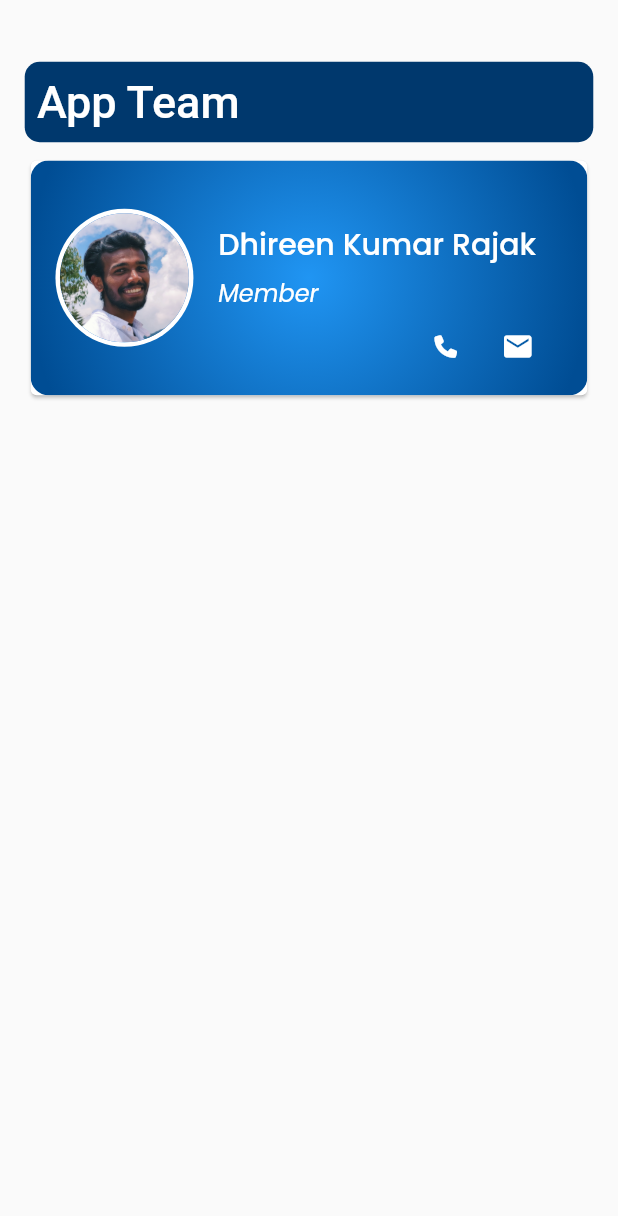
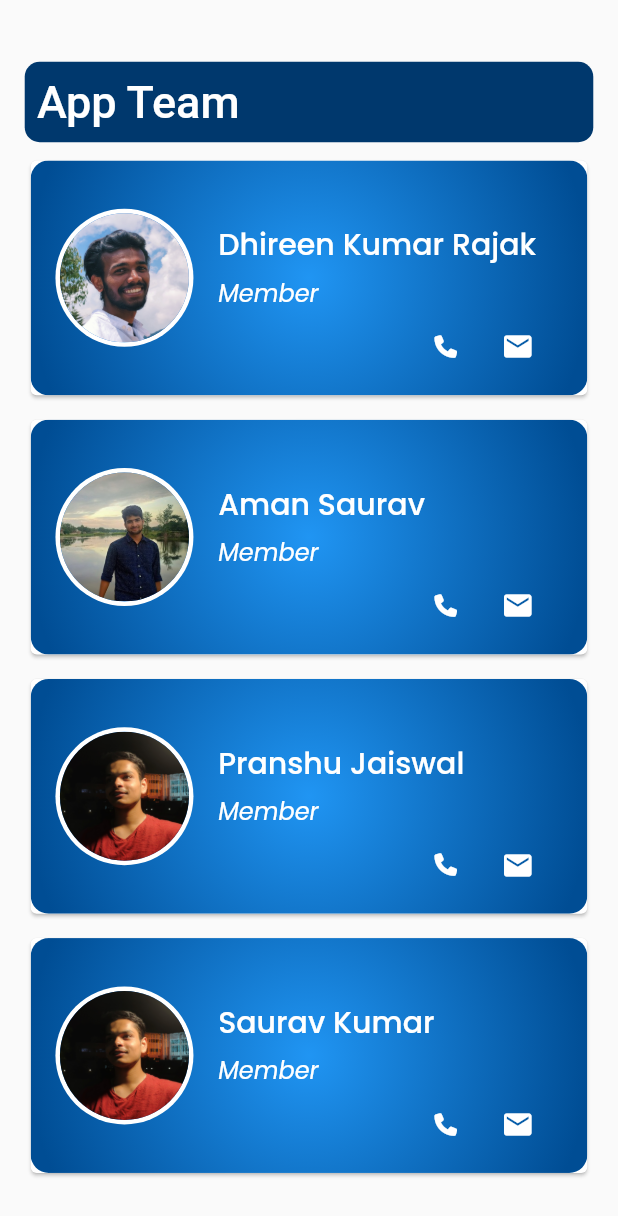
Before and after one commit to DevCANS/udgam2k23App, a Flutter app: the AppTeam screen opened directly, on a phone screen of 412 x 824 dp. Shown: the top 1216 px of the screen. Run offline on Flutter 3.47's test engine with Material 2 defaults, Android fonts, the phone set to English and light mode, and no system bars; our stand-ins replace carousel_slider, cloud_firestore, curved_navigation_bar, firebase_auth, firebase_core, font_awesome_flutter and 2 more; missing offline and left inert: easy_image_viewer; accounts and stored records are empty; network calls fail; Roboto replaces fonts that are missing (Samarkan).

Commit message:
App and Dev Screens Updated

```diff
--- a/udgam2k23/lib/constants.dart
+++ b/udgam2k23/lib/constants.dart
@@ -20,9 +20,9 @@ const linearGrad2 = LinearGradient(
 );
 const linearGrad3 = LinearGradient(
   colors: [
-    Color.fromARGB(183, 149, 230, 231),
-    Color.fromARGB(255, 235, 236, 218),
-    Color.fromARGB(207, 234, 175, 152),
+    Color.fromARGB(230, 231, 179, 149),
+    // Color.fromARGB(255, 235, 236, 218),
+    Color.fromARGB(207, 219, 160, 238),
   ],
 );
 
--- a/udgam2k23/lib/screens/about/team_screen.dart
+++ b/udgam2k23/lib/screens/about/team_screen.dart
@@ -66,7 +66,7 @@ class _TeamScreenState extends State<TeamScreen> {
                     mainAxisAlignment: MainAxisAlignment.start,
                     children: const [
                       Text(
-                        "gallery",
+                        " teams",
                         style: TextStyle(
                           fontFamily: 'Samarkan',
                           fontSize: 30,
--- a/udgam2k23/lib/screens/developer/dev_screen.dart
+++ b/udgam2k23/lib/screens/developer/dev_screen.dart
@@ -35,9 +35,7 @@ class _DeveloperScreenState extends State<DeveloperScreen> {
               Container(
                 height: size.height * 0.065,
                 decoration: BoxDecoration(
-                  color: const Color(
-                    0xff00386d,
-                  ),
+                  color: Color(0xffe5b5cc),
                   borderRadius: BorderRadius.circular(
                     10,
                   ),
@@ -55,7 +53,7 @@ class _DeveloperScreenState extends State<DeveloperScreen> {
                           fontFamily: 'Samarkan',
                           fontSize: 30,
                           fontWeight: FontWeight.w500,
-                          color: backgroundColor,
+                          color: Colors.black87,
                         ),
                       ),
                     ],
--- a/udgam2k23/lib/screens/teams/app.dart
+++ b/udgam2k23/lib/screens/teams/app.dart
@@ -70,6 +70,39 @@ class _AppTeamState extends State<AppTeam> {
                 onPressed2: () =>
                     method.launch("mailto:b200040@nitsikkim.ac.in"),
               ),
+              SizedBox(
+                height: size.height * 0.01,
+              ),
+              TeamCard(
+                imagePath: "assets/teams/CoreTeam/SS.jpg",
+                name: "Aman Saurav",
+                designation: "Member",
+                onPressed1: () => method.launch("tel:+917384128688"),
+                onPressed2: () =>
+                    method.launch("mailto:b200054@nitsikkim.ac.in"),
+              ),
+              SizedBox(
+                height: size.height * 0.01,
+              ),
+              TeamCard(
+                imagePath: "assets/teams/AppTeam/PranshuJaiswal.jpg",
+                name: "Pranshu Jaiswal",
+                designation: "Member",
+                onPressed1: () => method.launch("tel:+918250574639"),
+                onPressed2: () =>
+                    method.launch("mailto:b210021@nitsikkim.ac.in"),
+              ),
+              SizedBox(
+                height: size.height * 0.01,
+              ),
+              TeamCard(
+                imagePath: "assets/teams/AppTeam/PranshuJaiswal.jpg",
+                name: "Saurav Kumar",
+                designation: "Member",
+                onPressed1: () => method.launch("tel:+918250574639"),
+                onPressed2: () =>
+                    method.launch("mailto:b210021@nitsikkim.ac.in"),
+              ),
             ],
           ),
         ),
```
Also changed, not shown: udgam2k23/lib/screens/developer/widget/dev_card.dart (+6 -6 lines).
